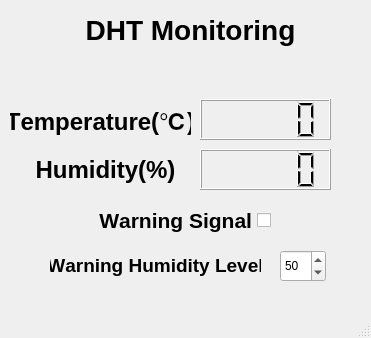
YooWangGwon/baisc-iot-openHardware-2024, file ToyProject/iotProgram.ui: the form before one commit.
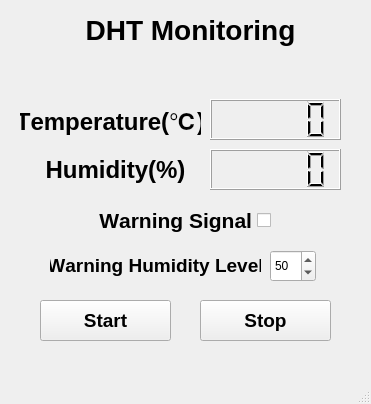
The form after the commit. Icons and pictures are not drawn.

Commit message: fan & button complete

What changed in the file:
```diff
--- a/ToyProject/iotProgram.ui
+++ b/ToyProject/iotProgram.ui
@@ -7,7 +7,7 @@
     <x>0</x>
     <y>0</y>
     <width>371</width>
-    <height>338</height>
+    <height>404</height>
    </rect>
   </property>
   <property name="font">
@@ -56,7 +56,7 @@
    <widget class="QLabel" name="label_2">
     <property name="geometry">
      <rect>
-      <x>10</x>
+      <x>20</x>
       <y>100</y>
       <width>181</width>
       <height>41</height>
@@ -83,7 +83,7 @@
    <widget class="QLabel" name="label_3">
     <property name="geometry">
      <rect>
-      <x>30</x>
+      <x>40</x>
       <y>149</y>
       <width>151</width>
       <height>41</height>
@@ -110,7 +110,7 @@
    <widget class="QLCDNumber" name="LCD_humid">
     <property name="geometry">
      <rect>
-      <x>200</x>
+      <x>210</x>
       <y>149</y>
       <width>131</width>
       <height>41</height>
@@ -120,7 +120,7 @@
    <widget class="QLCDNumber" name="LCD_temp">
     <property name="geometry">
      <rect>
-      <x>200</x>
+      <x>210</x>
       <y>99</y>
       <width>131</width>
       <height>41</height>
@@ -212,7 +212,7 @@
    <widget class="QSpinBox" name="humidLevel">
     <property name="geometry">
      <rect>
-      <x>280</x>
+      <x>270</x>
       <y>250</y>
       <width>46</width>
       <height>32</height>
@@ -222,6 +222,48 @@
      <number>50</number>
     </property>
    </widget>
+   <widget class="QPushButton" name="BtnStart">
+    <property name="geometry">
+     <rect>
+      <x>40</x>
+      <y>300</y>
+      <width>131</width>
+      <height>41</height>
+     </rect>
+    </property>
+    <property name="font">
+     <font>
+      <pointsize>14</pointsize>
+      <weight>75</weight>
+      <bold>true</bold>
+      <kerning>false</kerning>
+     </font>
+    </property>
+    <property name="text">
+     <string>Start</string>
+    </property>
+   </widget>
+   <widget class="QPushButton" name="BtnStop">
+    <property name="geometry">
+     <rect>
+      <x>200</x>
+      <y>300</y>
+      <width>131</width>
+      <height>41</height>
+     </rect>
+    </property>
+    <property name="font">
+     <font>
+      <pointsize>14</pointsize>
+      <weight>75</weight>
+      <bold>true</bold>
+      <kerning>false</kerning>
+     </font>
+    </property>
+    <property name="text">
+     <string>Stop</string>
+    </property>
+   </widget>
   </widget>
   <widget class="QMenuBar" name="menubar">
    <property name="geometry">
```
Left out of the diff: 2 changed lines with no effect on the pictures. The commit also changes 3 other files.
